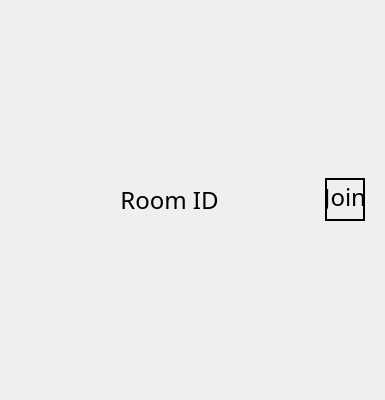
First picture: the form in nitin_venv/Chess-master/wui/room.ui, repository NetworkProgramming-20212-Group1/ChessMultiplayer, before the edit.
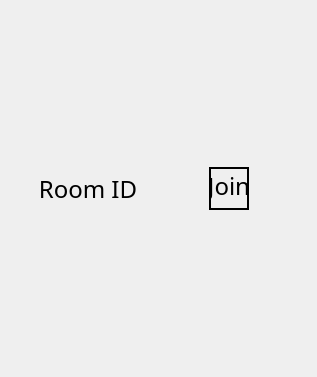
Second picture: the form after the edit.

Patch:
```diff
--- a/nitin_venv/Chess-master/wui/room.ui
+++ b/nitin_venv/Chess-master/wui/room.ui
@@ -6,8 +6,8 @@
    <rect>
     <x>0</x>
     <y>0</y>
-    <width>385</width>
-    <height>400</height>
+    <width>317</width>
+    <height>377</height>
    </rect>
   </property>
   <property name="windowTitle">
@@ -18,6 +18,9 @@
     <widget class="QWidget" name="widget_17" native="true">
      <layout class="QHBoxLayout" name="horizontalLayout_13">
       <item>
+       <widget class="QWidget" name="widget" native="true">
+        <layout class="QVBoxLayout" name="verticalLayout_2">
+         <item>
        <widget class="QLabel" name="roomID">
         <property name="font">
          <font>
@@ -33,7 +36,28 @@
         </property>
        </widget>
       </item>
+        </layout>
+       </widget>
+      </item>
       <item>
+       <widget class="QWidget" name="widget_2" native="true">
+        <layout class="QVBoxLayout" name="verticalLayout_3" stretch="3,2">
+         <property name="leftMargin">
+          <number>0</number>
+         </property>
+         <property name="topMargin">
+          <number>0</number>
+         </property>
+         <property name="rightMargin">
+          <number>0</number>
+         </property>
+         <property name="bottomMargin">
+          <number>0</number>
+         </property>
+         <item alignment="Qt::AlignHCenter">
+          <widget class="QWidget" name="widget_3" native="true">
+           <layout class="QHBoxLayout" name="horizontalLayout">
+            <item alignment="Qt::AlignBottom">
        <widget class="QPushButton" name="join">
         <property name="maximumSize">
          <size>
@@ -55,6 +79,31 @@
         <property name="text">
          <string>Join</string>
         </property>
+             </widget>
+            </item>
+           </layout>
+          </widget>
+         </item>
+         <item>
+          <widget class="QWidget" name="widget_4" native="true">
+           <layout class="QHBoxLayout" name="horizontalLayout_2">
+            <item alignment="Qt::AlignHCenter|Qt::AlignTop">
+             <widget class="QLabel" name="isPassword">
+              <property name="font">
+               <font>
+                <family>Poor Richard</family>
+                <pointsize>18</pointsize>
+               </font>
+              </property>
+              <property name="text">
+               <string/>
+              </property>
+             </widget>
+            </item>
+           </layout>
+          </widget>
+         </item>
+        </layout>
        </widget>
       </item>
      </layout>
```
Left out of the diff: 3 changed lines with no effect on the pictures. Lines whose indentation alone changed are shown as unchanged.
